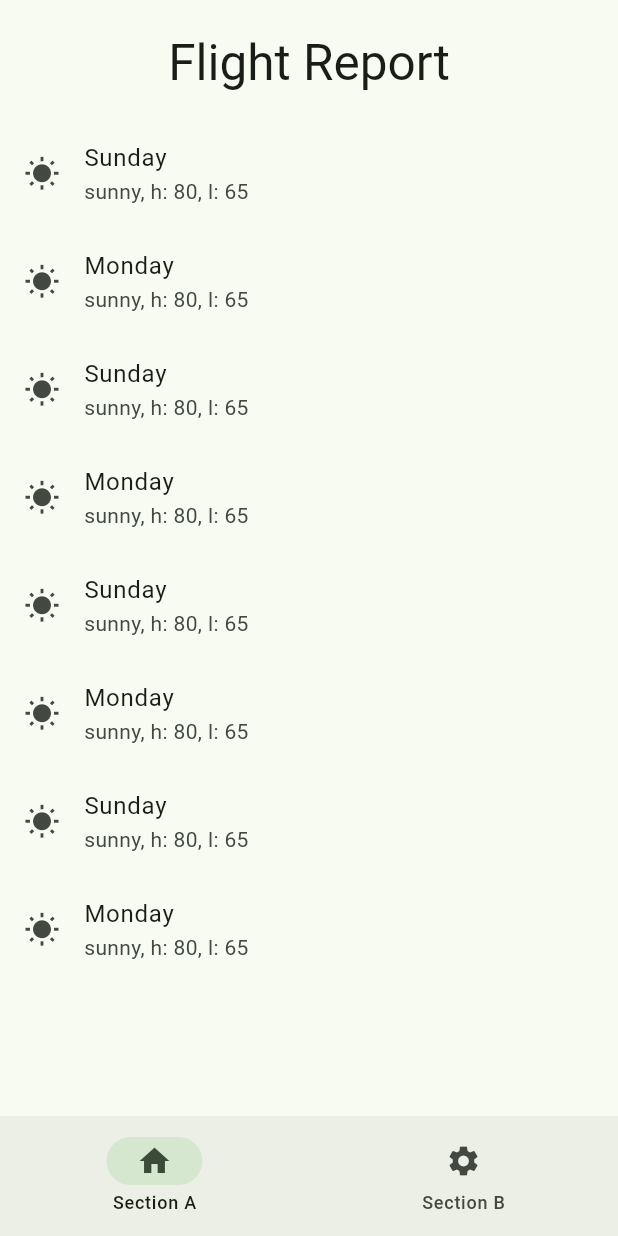
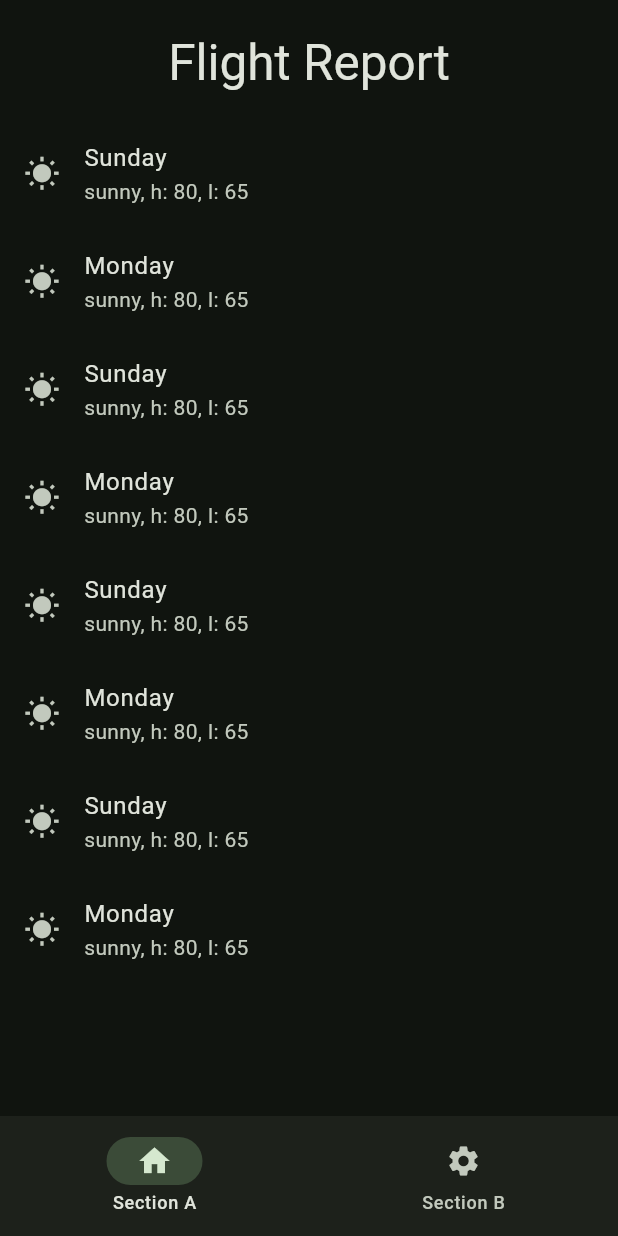
Before and after one commit to mw2gd/flutter-starting-template, a Flutter app: the screen it shows after launch, on a phone screen of 412 x 824 dp. Run offline on Flutter 3.47's test engine with Material 3 defaults, Android fonts, the phone set to English and light mode, and no system bars; our stand-ins replace go_router.

Commit message:
Fixed App Bar Coloring

```diff
--- a/lib/main.dart
+++ b/lib/main.dart
@@ -71,7 +71,7 @@ class Root extends StatelessWidget {
   @override
   Widget build(BuildContext context) {
     return MaterialApp.router(
-      themeMode: ThemeMode.light,
+      themeMode: ThemeMode.dark,
       theme: ThemeData.from(
         useMaterial3: true,
         colorScheme: ColorScheme.fromSeed(
@@ -101,12 +101,20 @@ class HomePage extends StatelessWidget {
             parent: AlwaysScrollableScrollPhysics()),
         slivers: <Widget>[
           SliverAppBar(
+            forceElevated:
+                false, // Set to True and set elevation to four surface tint on appbar
+            scrolledUnderElevation: 0,
+            elevation: 0,
             pinned: true,
             stretch: true,
             expandedHeight: 80,
             flexibleSpace: FlexibleSpaceBar(
               centerTitle: true,
-              title: Text('Flight Report'),
+              title: Text(
+                'Flight Report',
+                style:
+                    TextStyle(color: Theme.of(context).colorScheme.onSurface),
+              ),
             ),
           ),
           SliverList(
```
